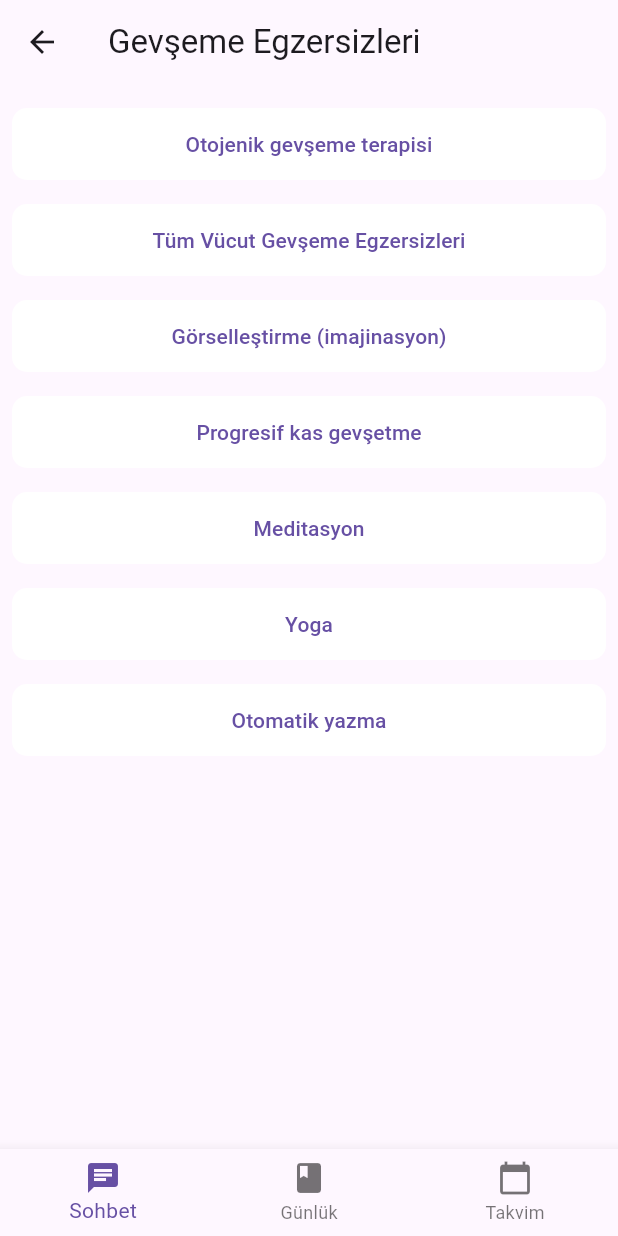
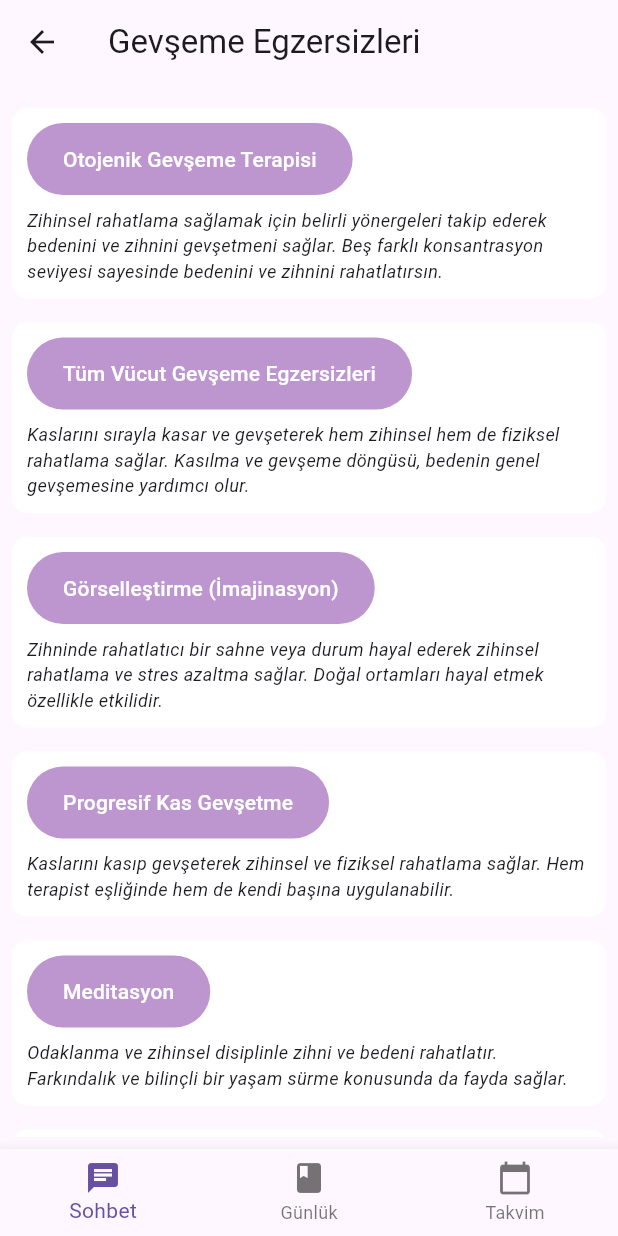
Before and after one commit to Raupeex/duygudas, a Flutter app: the RelaxationExercisesPage screen opened by its route, on a phone screen of 412 x 824 dp. Run offline on Flutter 3.47's test engine with Material 3 defaults, Android fonts, the light colour scheme and no system bars; our stand-ins replace fluttertoast.

Commit message:
egzersiz sayfalalarının içerikleri oluşturuldu

```diff
--- a/lib/relaxation_exercises.dart
+++ b/lib/relaxation_exercises.dart
@@ -17,110 +17,41 @@ class RelaxationExercisesPage extends StatelessWidget {
         padding: const EdgeInsets.all(8.0),
         child: ListView(
           children: <Widget>[
-            Container(
-              decoration: BoxDecoration(
-                borderRadius: BorderRadius.circular(10),
-                color: Colors.white,
-              ),
-              margin: EdgeInsets.symmetric(vertical: 8.0),
-              child: ElevatedButton(
-                onPressed: () {},
-                style: ElevatedButton.styleFrom(
-                  backgroundColor: Colors.transparent,
-                  shadowColor: Colors.transparent,
-                ),
-                child: Text('Otojenik gevşeme terapisi'),
-              ),
+            _buildExerciseContainer(
+              context,
+              'Otojenik Gevşeme Terapisi',
+              'Zihinsel rahatlama sağlamak için belirli yönergeleri takip ederek bedenini ve zihnini gevşetmeni sağlar. Beş farklı konsantrasyon seviyesi sayesinde bedenini ve zihnini rahatlatırsın.',
+              route: '/autogenetic',
             ),
-            Container(
-              decoration: BoxDecoration(
-                borderRadius: BorderRadius.circular(10),
-                color: Colors.white,
-              ),
-              margin: EdgeInsets.symmetric(vertical: 8.0),
-              child: ElevatedButton(
-                onPressed: () {},
-                style: ElevatedButton.styleFrom(
-                  backgroundColor: Colors.transparent,
-                  shadowColor: Colors.transparent,
-                ),
-                child: Text('Tüm Vücut Gevşeme Egzersizleri'),
-              ),
+            _buildExerciseContainer(
+              context,
+              'Tüm Vücut Gevşeme Egzersizleri',
+              'Kaslarını sırayla kasar ve gevşeterek hem zihinsel hem de fiziksel rahatlama sağlar. Kasılma ve gevşeme döngüsü, bedenin genel gevşemesine yardımcı olur.',
             ),
-            Container(
-              decoration: BoxDecoration(
-                borderRadius: BorderRadius.circular(10),
-                color: Colors.white,
-              ),
-              margin: EdgeInsets.symmetric(vertical: 8.0),
-              child: ElevatedButton(
-                onPressed: () {},
-                style: ElevatedButton.styleFrom(
-                  backgroundColor: Colors.transparent,
-                  shadowColor: Colors.transparent,
-                ),
-                child: Text('Görselleştirme (imajinasyon)'),
-              ),
+            _buildExerciseContainer(
+              context,
+              'Görselleştirme (İmajinasyon)',
+              'Zihninde rahatlatıcı bir sahne veya durum hayal ederek zihinsel rahatlama ve stres azaltma sağlar. Doğal ortamları hayal etmek özellikle etkilidir.',
             ),
-            Container(
-              decoration: BoxDecoration(
-                borderRadius: BorderRadius.circular(10),
-                color: Colors.white,
-              ),
-              margin: EdgeInsets.symmetric(vertical: 8.0),
-              child: ElevatedButton(
-                onPressed: () {},
-                style: ElevatedButton.styleFrom(
-                  backgroundColor: Colors.transparent,
-                  shadowColor: Colors.transparent,
-                ),
-                child: Text('Progresif kas gevşetme'),
-              ),
+            _buildExerciseContainer(
+              context,
+              'Progresif Kas Gevşetme',
+              'Kaslarını kasıp gevşeterek zihinsel ve fiziksel rahatlama sağlar. Hem terapist eşliğinde hem de kendi başına uygulanabilir.',
             ),
-            Container(
-              decoration: BoxDecoration(
-                borderRadius: BorderRadius.circular(10),
-                color: Colors.white,
-              ),
-              margin: EdgeInsets.symmetric(vertical: 8.0),
-              child: ElevatedButton(
-                onPressed: () {},
-                style: ElevatedButton.styleFrom(
-                  backgroundColor: Colors.transparent,
-                  shadowColor: Colors.transparent,
-                ),
-                child: Text('Meditasyon'),
-              ),
+            _buildExerciseContainer(
+              context,
+              'Meditasyon',
+              'Odaklanma ve zihinsel disiplinle zihni ve bedeni rahatlatır. Farkındalık ve bilinçli bir yaşam sürme konusunda da fayda sağlar.',
             ),
-            Container(
-              decoration: BoxDecoration(
-                borderRadius: BorderRadius.circular(10),
-                color: Colors.white,
-              ),
-              margin: EdgeInsets.symmetric(vertical: 8.0),
-              child: ElevatedButton(
-                onPressed: () {},
-                style: ElevatedButton.styleFrom(
-                  backgroundColor: Colors.transparent,
-                  shadowColor: Colors.transparent,
-                ),
-                child: Text('Yoga'),
-              ),
+            _buildExerciseContainer(
+              context,
+              'Yoga',
+              'Beden ve zihin arasındaki bağlantıyı güçlendirir. Esneme, nefes kontrolü ve zihni sakinleştirme ile rahatlama sağlar.',
             ),
-            Container(
-              decoration: BoxDecoration(
-                borderRadius: BorderRadius.circular(10),
-                color: Colors.white,
-              ),
-              margin: EdgeInsets.symmetric(vertical: 8.0),
-              child: ElevatedButton(
-                onPressed: () {},
-                style: ElevatedButton.styleFrom(
-                  backgroundColor: Colors.transparent,
-                  shadowColor: Colors.transparent,
-                ),
-                child: Text('Otomatik yazma'),
-              ),
+            _buildExerciseContainer(
+              context,
+              'Otomatik Yazma',
+              'Düşünce ve duygularını serbestçe ifade etmeni sağlar. Stresi azaltır ve duygularını anlamana yardımcı olur.',
             ),
           ],
         ),
@@ -146,4 +77,48 @@ class RelaxationExercisesPage extends StatelessWidget {
       ),
     );
   }
+
+  Widget _buildExerciseContainer(
+      BuildContext context, String title, String description,
+      {String? route}) {
+    return Container(
+      decoration: BoxDecoration(
+        borderRadius: BorderRadius.circular(10),
+        color: Colors.white,
+      ),
+      margin: EdgeInsets.symmetric(vertical: 8.0),
+      padding: EdgeInsets.all(10.0),
+      child: Column(
+        crossAxisAlignment: CrossAxisAlignment.start,
+        children: [
+          Container(
+            decoration: BoxDecoration(
+              color: Color.fromARGB(255, 189, 150, 207),
+              borderRadius: BorderRadius.circular(50),
+            ),
+            child: ElevatedButton(
+              onPressed: route != null
+                  ? () {
+                      Navigator.pushNamed(context, route);
+                    }
+                  : () {},
+              style: ElevatedButton.styleFrom(
+                backgroundColor: Colors.transparent,
+                shadowColor: Colors.transparent,
+              ),
+              child: Text(
+                title,
+                style: TextStyle(color: Colors.white),
+              ),
+            ),
+          ),
+          SizedBox(height: 8.0),
+          Text(
+            description,
+            style: TextStyle(fontSize: 12, fontStyle: FontStyle.italic),
+          ),
+        ],
+      ),
+    );
+  }
 }
```
Also changed, not shown: lib/autogenetic.dart (added, +89 -0 lines), lib/breathing_exercises.dart (+69 -84 lines), lib/four_four_four_breath.dart (added, +140 -0 lines), lib/main.dart (+6 -3 lines).
